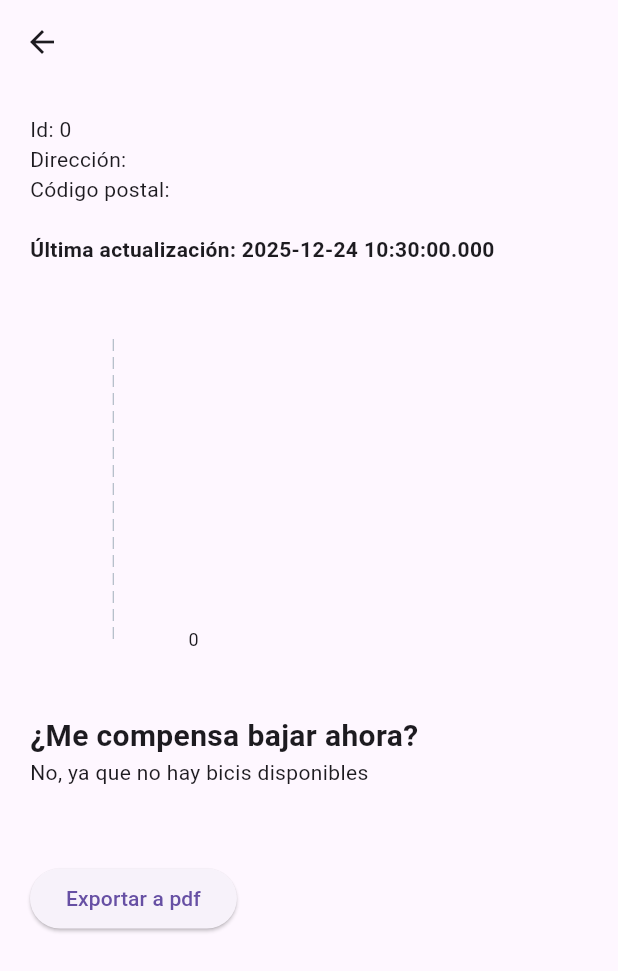
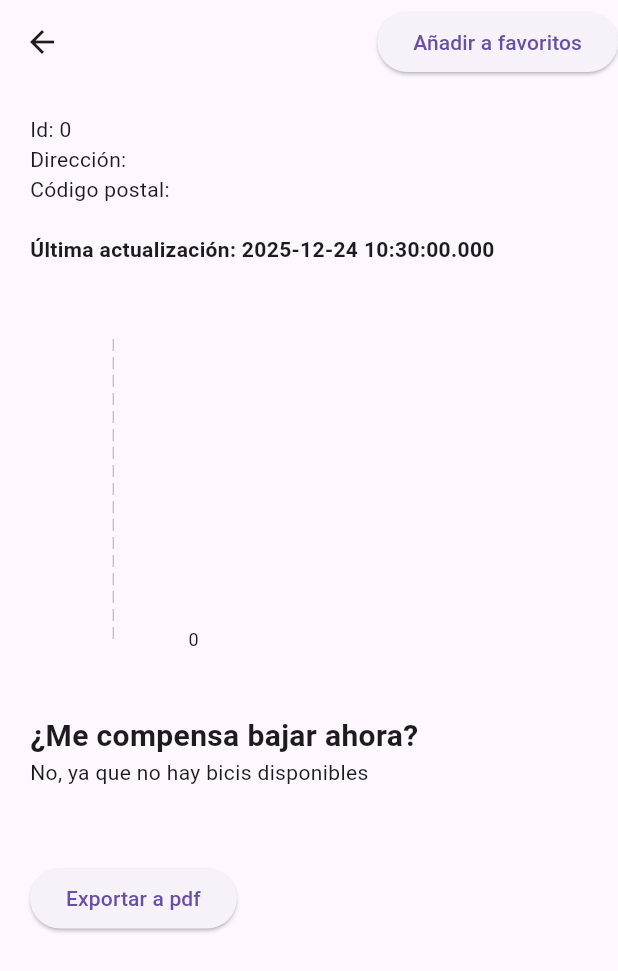
Before and after one commit to javierosky1/t5_1-Interfaces, a Flutter app: the DetailsPage screen opened directly with empty values, on a phone screen of 412 x 824 dp. Shown: the top 971 px of the screen. Run offline on Flutter 3.47's test engine with Material 3 defaults, Android fonts, the phone set to English and light mode, and no system bars; drawn by our look-alikes of fl_chart; our stand-ins replace pdf, printing; network calls fail.

Commit message:
+ Añadido botón para añadir o eliminar la estación de favoritos

```diff
--- a/lib/view/details_page.dart
+++ b/lib/view/details_page.dart
@@ -24,7 +24,21 @@ class DetailsPage extends StatelessWidget {
       animation: favoriteStationViewmodel,
       builder: (context, _) {
         return Scaffold(
-          appBar: AppBar(title: Text(bikeStation.name)),
+          appBar: AppBar(
+            title: Text(bikeStation.name),
+            actions: [
+              if (favoriteStationViewmodel.favoriteStationsIds.contains(bikeStation.id))
+                ElevatedButton(
+                  onPressed: () => favoriteStationViewmodel.removeStation(bikeStation.id),
+                  child: Text("Eliminar de favoritos")
+                )
+              else
+                ElevatedButton(
+                  onPressed: () => favoriteStationViewmodel.addStation(bikeStation.id),
+                  child: Text("Añadir a favoritos")
+                )
+            ],
+          ),
           body: Padding(
             padding: EdgeInsets.all(20),
             child: Column(
```
